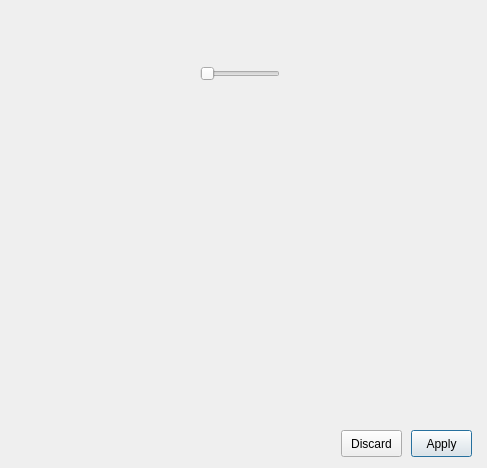
Before: the Qt Designer form gui/LaptopModeTools.ui in rickysarraf/laptop-mode-tools, drawn with Qt 5.
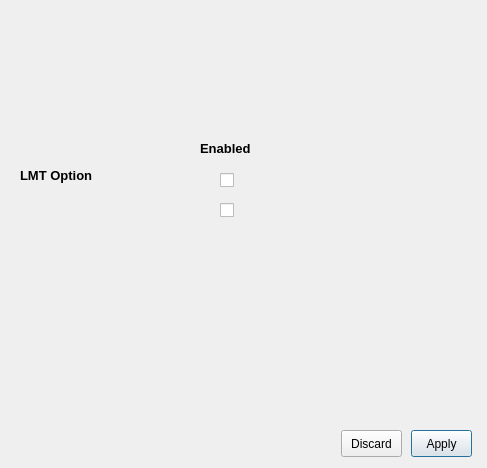
After: the same form once the commit is applied. Icons and pictures are not drawn.

```diff
--- a/gui/LaptopModeTools.ui
+++ b/gui/LaptopModeTools.ui
@@ -13,96 +13,6 @@
   <property name="windowTitle">
    <string>Laptop Mode Tools</string>
   </property>
-  <widget class="QSlider" name="LMTSlider">
-   <property name="geometry">
-    <rect>
-     <x>200</x>
-     <y>60</y>
-     <width>80</width>
-     <height>27</height>
-    </rect>
-   </property>
-   <property name="styleSheet">
-    <string notr="true">QSlider {
-min-width:80px;
-min-height:27px;
-max-width:80px;
-max-height:27px;
-}
-QSlider::groove:horizontal {
-background-image: url(:/images/slider_bg.png);
-background-repeat: no-repeat;
-background-position:center;
-margin:0px;
-border:0px;
-padding:0px;
-}
-
-QSlider::sub-page:horizontal {
-background-image: url(:/images/slider_on.png);
-background-repeat: no-repeat;
-background-position:left;
-background-origin:content;
-margin:0px;
-border:0px;
-padding-left:0px;
-}
-
-QSlider::add-page:horizontal {
-background-image: url(:/images/slider_off.png);
-background-repeat: no-repeat;
-background-position:right;
-background-origin:content;
-margin:0px;
-border:0px;
-padding-right:0px;
-}
-
-QSlider::handle:horizontal {
-background-image: url(:/images/slider_handle.png);
-width:39px;
-height:27px;
-margin:0px;
-border:0px;
-padding:0px;
-}
-
-QSlider::sub-page:horizontal:disabled {
-background-image: url(:/images/slider_on_disabled.png);
-background-repeat: no-repeat;
-background-position:left;
-background-origin:content;
-margin:0px;
-border:0px;
-padding-left:0px;
-}
-
-QSlider::add-page:horizontal:disabled {
-background-image: url(:/images/slider_off_disabled.png);
-background-repeat: no-repeat;
-background-position:right;
-background-origin:content;
-margin:0px;
-border:0px;
-padding-right:0px;
-}
-
-QSlider::handle:horizontal:disabled {
-background-image: url(:/images/slider_handle.png);
-width:39px;
-height:27px;
-margin:0px;
-border:0px;
-padding:0px;
-}</string>
-   </property>
-   <property name="maximum">
-    <number>1</number>
-   </property>
-   <property name="orientation">
-    <enum>Qt::Horizontal</enum>
-   </property>
-  </widget>
   <widget class="QPushButton" name="pushButtonApply">
    <property name="geometry">
     <rect>
@@ -129,6 +39,72 @@
     <string>Discard</string>
    </property>
   </widget>
+  <widget class="QLabel" name="label">
+   <property name="geometry">
+    <rect>
+     <x>20</x>
+     <y>160</y>
+     <width>141</width>
+     <height>31</height>
+    </rect>
+   </property>
+   <property name="font">
+    <font>
+     <pointsize>10</pointsize>
+     <weight>75</weight>
+     <bold>true</bold>
+    </font>
+   </property>
+   <property name="text">
+    <string>LMT Option</string>
+   </property>
+  </widget>
+  <widget class="QLabel" name="label_2">
+   <property name="geometry">
+    <rect>
+     <x>200</x>
+     <y>140</y>
+     <width>61</width>
+     <height>16</height>
+    </rect>
+   </property>
+   <property name="font">
+    <font>
+     <pointsize>10</pointsize>
+     <weight>75</weight>
+     <bold>true</bold>
+    </font>
+   </property>
+   <property name="text">
+    <string>Enabled</string>
+   </property>
+  </widget>
+  <widget class="QCheckBox" name="checkBox">
+   <property name="geometry">
+    <rect>
+     <x>220</x>
+     <y>170</y>
+     <width>21</width>
+     <height>21</height>
+    </rect>
+   </property>
+   <property name="text">
+    <string/>
+   </property>
+  </widget>
+  <widget class="QCheckBox" name="checkBox_2">
+   <property name="geometry">
+    <rect>
+     <x>220</x>
+     <y>200</y>
+     <width>21</width>
+     <height>21</height>
+    </rect>
+   </property>
+   <property name="text">
+    <string/>
+   </property>
+  </widget>
  </widget>
  <resources>
   <include location="resources.qrc"/>
```
